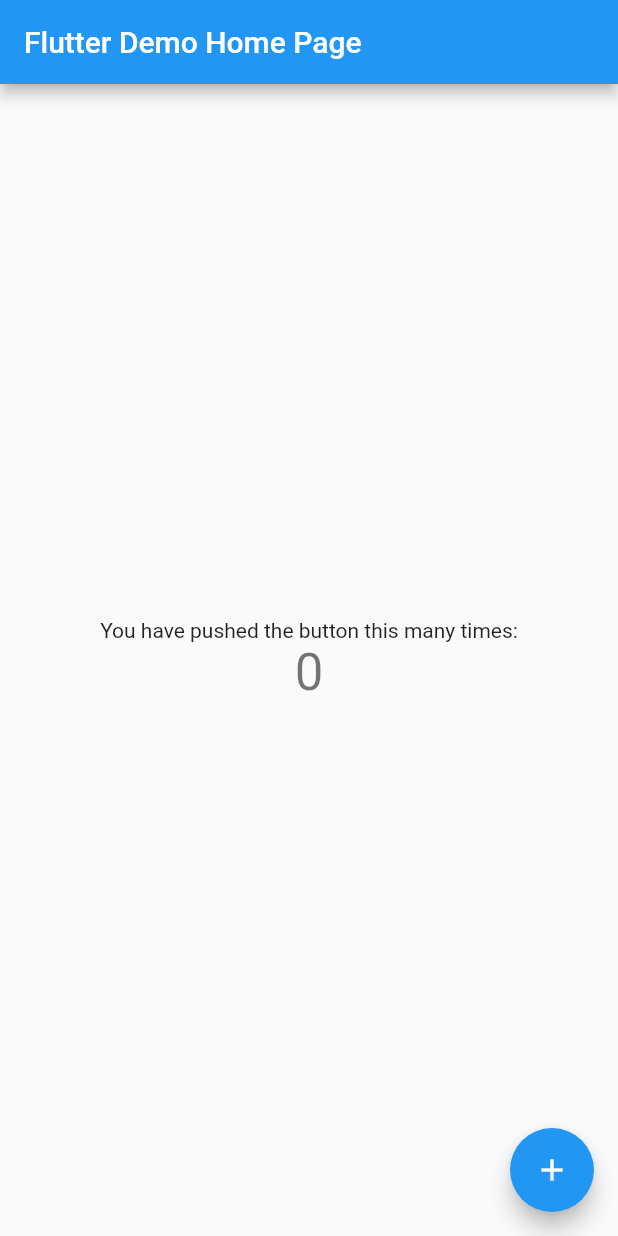
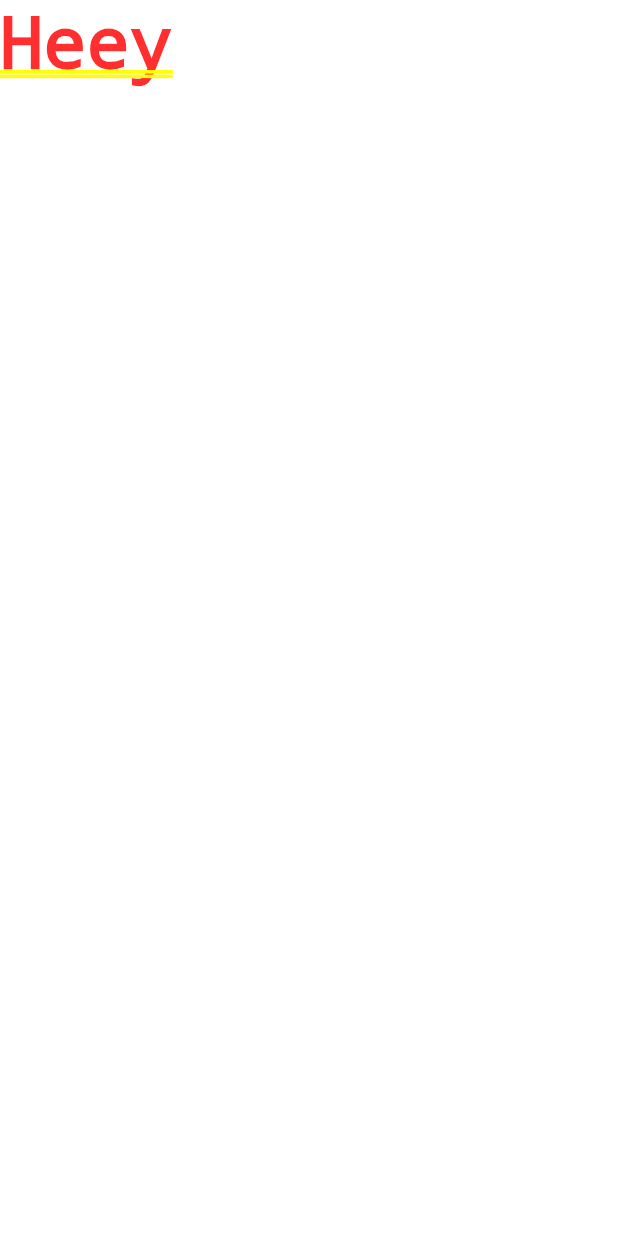
Before and after one commit to LaupWing/Flutter-Tutorial, a Flutter app: the screen it shows after launch, on a phone screen of 412 x 824 dp. Run offline on Flutter 3.47's test engine with Material 2 defaults, Android fonts, the phone set to English and light mode, and no system bars.

Commit message:
removed boilerplate code

```diff
--- a/lib/main.dart
+++ b/lib/main.dart
@@ -1,111 +1,6 @@
 import 'package:flutter/material.dart';
 
-void main() => runApp(MyApp());
+void main() => runApp(MaterialApp(
+  home: Text('Heey '),
 
-class MyApp extends StatelessWidget {
-  // This widget is the root of your application.
-  @override
-  Widget build(BuildContext context) {
-    return MaterialApp(
-      title: 'Flutter Demo',
-      theme: ThemeData(
-        // This is the theme of your application.
-        //
-        // Try running your application with "flutter run". You'll see the
-        // application has a blue toolbar. Then, without quitting the app, try
-        // changing the primarySwatch below to Colors.green and then invoke
-        // "hot reload" (press "r" in the console where you ran "flutter run",
-        // or simply save your changes to "hot reload" in a Flutter IDE).
-        // Notice that the counter didn't reset back to zero; the application
-        // is not restarted.
-        primarySwatch: Colors.blue,
-      ),
-      home: MyHomePage(title: 'Flutter Demo Home Page'),
-    );
-  }
-}
-
-class MyHomePage extends StatefulWidget {
-  MyHomePage({Key key, this.title}) : super(key: key);
-
-  // This widget is the home page of your application. It is stateful, meaning
-  // that it has a State object (defined below) that contains fields that affect
-  // how it looks.
-
-  // This class is the configuration for the state. It holds the values (in this
-  // case the title) provided by the parent (in this case the App widget) and
-  // used by the build method of the State. Fields in a Widget subclass are
-  // always marked "final".
-
-  final String title;
-
-  @override
-  _MyHomePageState createState() => _MyHomePageState();
-}
-
-class _MyHomePageState extends State<MyHomePage> {
-  int _counter = 0;
-
-  void _incrementCounter() {
-    setState(() {
-      // This call to setState tells the Flutter framework that something has
-      // changed in this State, which causes it to rerun the build method below
-      // so that the display can reflect the updated values. If we changed
-      // _counter without calling setState(), then the build method would not be
-      // called again, and so nothing would appear to happen.
-      _counter++;
-    });
-  }
-
-  @override
-  Widget build(BuildContext context) {
-    // This method is rerun every time setState is called, for instance as done
-    // by the _incrementCounter method above.
-    //
-    // The Flutter framework has been optimized to make rerunning build methods
-    // fast, so that you can just rebuild anything that needs updating rather
-    // than having to individually change instances of widgets.
-    return Scaffold(
-      appBar: AppBar(
-        // Here we take the value from the MyHomePage object that was created by
-        // the App.build method, and use it to set our appbar title.
-        title: Text(widget.title),
-      ),
-      body: Center(
-        // Center is a layout widget. It takes a single child and positions it
-        // in the middle of the parent.
-        child: Column(
-          // Column is also a layout widget. It takes a list of children and
-          // arranges them vertically. By default, it sizes itself to fit its
-          // children horizontally, and tries to be as tall as its parent.
-          //
-          // Invoke "debug painting" (press "p" in the console, choose the
-          // "Toggle Debug Paint" action from the Flutter Inspector in Android
-          // Studio, or the "Toggle Debug Paint" command in Visual Studio Code)
-          // to see the wireframe for each widget.
-          //
-          // Column has various properties to control how it sizes itself and
-          // how it positions its children. Here we use mainAxisAlignment to
-          // center the children vertically; the main axis here is the vertical
-          // axis because Columns are vertical (the cross axis would be
-          // horizontal).
-          mainAxisAlignment: MainAxisAlignment.center,
-          children: <Widget>[
-            Text(
-              'You have pushed the button this many times:',
-            ),
-            Text(
-              '$_counter',
-              style: Theme.of(context).textTheme.display1,
-            ),
-          ],
-        ),
-      ),
-      floatingActionButton: FloatingActionButton(
-        onPressed: _incrementCounter,
-        tooltip: 'Increment',
-        child: Icon(Icons.add),
-      ), // This trailing comma makes auto-formatting nicer for build methods.
-    );
-  }
-}
+));
```
